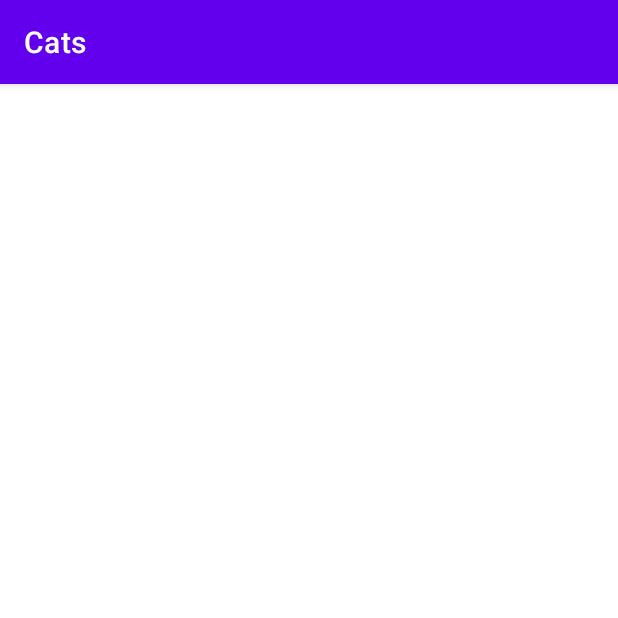
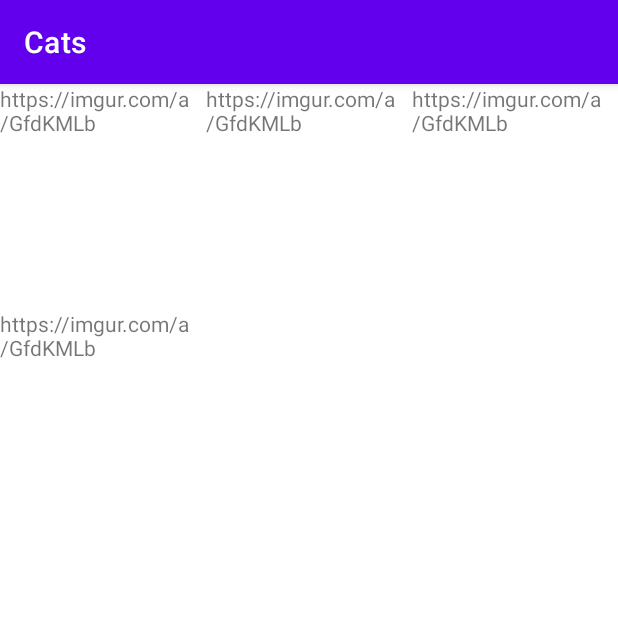
Before and after one commit to lucashuelsen/Cats, an Android app: the screen it shows after launch (MainActivity), on a phone screen of 412 x 824 dp, the top half of it. Run offline under Robolectric (Android 15) with nearby library versions, the phone set to English and light mode, and no system bars; our stand-ins replace data binding.

Commit message:
Created Activity with recyclerView

```diff
--- a/app/src/main/java/br/com/cats/MainActivity.kt
+++ b/app/src/main/java/br/com/cats/MainActivity.kt
@@ -2,11 +2,56 @@ package br.com.cats
 
 import androidx.appcompat.app.AppCompatActivity
 import android.os.Bundle
+import androidx.databinding.DataBindingUtil
+import androidx.lifecycle.ViewModelProvider
+import androidx.recyclerview.widget.GridLayoutManager
+import br.com.cats.databinding.ActivityMainBinding
+import br.com.cats.ui.adapter.CatsAdapterList
 import br.com.cats.ui.viewmodel.MainActivityViewModel
 
 class MainActivity : AppCompatActivity() {
+    private var mBinding : ActivityMainBinding? = null
+    private var mViewModel: MainActivityViewModel? = null
+
     override fun onCreate(savedInstanceState: Bundle?) {
         super.onCreate(savedInstanceState)
-        setContentView(R.layout.activity_main)
+        setupViewModel()
+        setupBinding()
+        setupObservers()
+        reloadList()
+    }
+
+    private fun setupObservers(){
+        mViewModel?.catList?.observe(this){
+            reloadList()
+        }
+    }
+
+    private fun setupViewModel(){
+        mViewModel = ViewModelProvider(this,
+            MainActivityViewModel.ViewModelFactory()
+        ).get(MainActivityViewModel::class.java)
+    }
+
+    private fun setupBinding(){
+        mBinding = DataBindingUtil.setContentView(this, R.layout.activity_main)
+        mBinding?.lifecycleOwner = this
+        mBinding?.viewModel = mViewModel
+    }
+
+    private fun reloadList(){
+        mBinding?.rcvCats?.layoutManager = GridLayoutManager(this, GRID_COLS)
+
+        val adapter = CatsAdapterList(
+            viewLifecycleOwner = this,
+            mViewModel?.catList?.value?: arrayListOf()
+            )
+
+        mBinding?.rcvCats?.adapter = adapter
+    }
+
+
+    companion object{
+        const val GRID_COLS = 3
     }
 }
--- /dev/null
+++ b/app/src/main/java/br/com/cats/model/Cats.kt
@@ -0,0 +1,9 @@
+package br.com.cats.model
+
+data class Cats (
+    var id: String = "",
+    var link: String = "",
+    var title: String = ""
+){
+
+}
--- /dev/null
+++ b/app/src/main/java/br/com/cats/ui/adapter/CatsAdapterList.kt
@@ -0,0 +1,31 @@
+package br.com.cats.ui.adapter
+
+import android.view.ViewGroup
+import androidx.lifecycle.Lifecycle
+import androidx.lifecycle.LifecycleOwner
+import androidx.recyclerview.widget.RecyclerView
+import br.com.cats.model.Cats
+import br.com.cats.ui.adapter.viewHolder.CatsAdapterViewHolder
+
+class CatsAdapterList(
+    private val viewLifecycleOwner: LifecycleOwner,
+    private val catList: ArrayList<Cats>
+) : RecyclerView.Adapter<RecyclerView.ViewHolder>() {
+
+    override fun onCreateViewHolder(parent: ViewGroup, viewType: Int): RecyclerView.ViewHolder {
+        return CatsAdapterViewHolder.from(parent, viewLifecycleOwner)
+    }
+
+    override fun onBindViewHolder(holder: RecyclerView.ViewHolder, position: Int) {
+        when(holder){
+            is CatsAdapterViewHolder -> {
+                val cat = catList.get(position)
+                holder.bind(cat)
+            }
+        }
+    }
+
+    override fun getItemCount(): Int {
+        return catList.size
+    }
+}
--- /dev/null
+++ b/app/src/main/java/br/com/cats/ui/adapter/viewHolder/CatsAdapterViewHolder.kt
@@ -0,0 +1,28 @@
+package br.com.cats.ui.adapter.viewHolder
+
+import android.view.LayoutInflater
+import android.view.ViewGroup
+import androidx.lifecycle.LifecycleOwner
+import androidx.recyclerview.widget.RecyclerView
+import br.com.cats.databinding.CatsAdatperViewHolderBinding
+import br.com.cats.model.Cats
+
+class CatsAdapterViewHolder(
+    private var binding: CatsAdatperViewHolderBinding
+) : RecyclerView.ViewHolder(binding.root) {
+
+    fun bind(cat: Cats) {
+        binding.cat = cat
+        binding.executePendingBindings()
+    }
+
+    companion object {
+        fun from(parent: ViewGroup, lifecycleOwner: LifecycleOwner): CatsAdapterViewHolder {
+            val layoutInflater = LayoutInflater.from(parent.context)
+            val binding = CatsAdatperViewHolderBinding.inflate(layoutInflater, parent, false)
+            binding.lifecycleOwner = lifecycleOwner
+
+            return CatsAdapterViewHolder(binding)
+        }
+    }
+}
--- a/app/src/main/java/br/com/cats/ui/viewmodel/MainActivityViewModel.kt
+++ b/app/src/main/java/br/com/cats/ui/viewmodel/MainActivityViewModel.kt
@@ -1,6 +1,35 @@
 package br.com.cats.ui.viewmodel
 
+import androidx.lifecycle.MutableLiveData
 import androidx.lifecycle.ViewModel
+import androidx.lifecycle.ViewModelProvider
+import br.com.cats.model.Cats
 
 class MainActivityViewModel : ViewModel() {
+    val catList: MutableLiveData<ArrayList<Cats>> = MutableLiveData()
+
+    init {
+        val cats = ArrayList<Cats>()
+        cats.add(Cats("1","https://imgur.com/a/GfdKMLb","Gato 1"))
+        cats.add(Cats("2","https://imgur.com/a/GfdKMLb","Gato 2"))
+        cats.add(Cats("3","https://imgur.com/a/GfdKMLb","Gato 3"))
+        cats.add(Cats("4","https://imgur.com/a/GfdKMLb","Gato 4"))
+
+        catList.postValue(cats)
+    }
+
+    class ViewModelFactory() :
+        ViewModelProvider.NewInstanceFactory() {
+        override fun <T : ViewModel> create(modelClass: Class<T>): T {
+            //Local variables
+            val viewModel = when (modelClass) {
+                MainActivityViewModel::class.java -> {
+                    MainActivityViewModel() as T
+                }
+                else -> super.create(modelClass)
+            }
+
+            return viewModel
+        }
+    }
 }
--- a/app/src/main/res/layout/activity_main.xml
+++ b/app/src/main/res/layout/activity_main.xml
@@ -16,8 +16,10 @@
 
 
         <androidx.recyclerview.widget.RecyclerView
+            android:id="@+id/rcvCats"
             android:layout_width="match_parent"
             android:layout_height="match_parent"
+            tools:listitem="@layout/cats_adatper_view_holder"
             app:layout_constraintBottom_toBottomOf="parent"
             app:layout_constraintEnd_toEndOf="parent"
             app:layout_constraintStart_toStartOf="parent"
--- /dev/null
+++ b/app/src/main/res/layout/cats_adatper_view_holder.xml
@@ -0,0 +1,35 @@
+<?xml version="1.0" encoding="utf-8"?>
+<layout xmlns:android="http://schemas.android.com/apk/res/android"
+    xmlns:app="http://schemas.android.com/apk/res-auto"
+    xmlns:bind="http://schemas.android.com/apk/res-auto"
+    xmlns:tools="http://schemas.android.com/tools">
+
+    <data>
+        <variable
+            name="cat"
+            type="br.com.cats.model.Cats" />
+
+    </data>
+
+
+    <androidx.constraintlayout.widget.ConstraintLayout
+        android:layout_width="150dp"
+        android:layout_height="150dp">
+
+        <ImageView
+            android:id="@+id/imageView"
+            android:layout_width="match_parent"
+            android:layout_height="match_parent"
+            app:layout_constraintTop_toBottomOf="@+id/textView"
+            tools:srcCompat="@tools:sample/backgrounds/scenic" />
+
+        <TextView
+            android:id="@+id/textView"
+            android:layout_width="wrap_content"
+            android:layout_height="wrap_content"
+            android:text="@={cat.link}"
+            app:layout_constraintEnd_toEndOf="parent"
+            app:layout_constraintStart_toStartOf="parent"
+            app:layout_constraintTop_toTopOf="parent" />
+    </androidx.constraintlayout.widget.ConstraintLayout>
+</layout>
```
